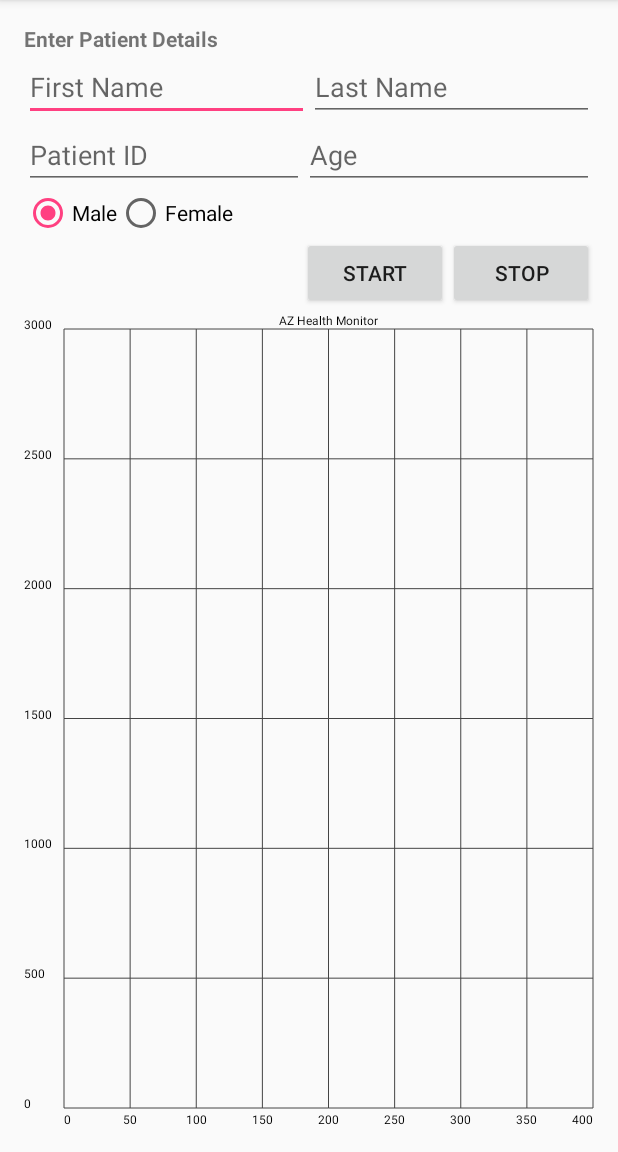
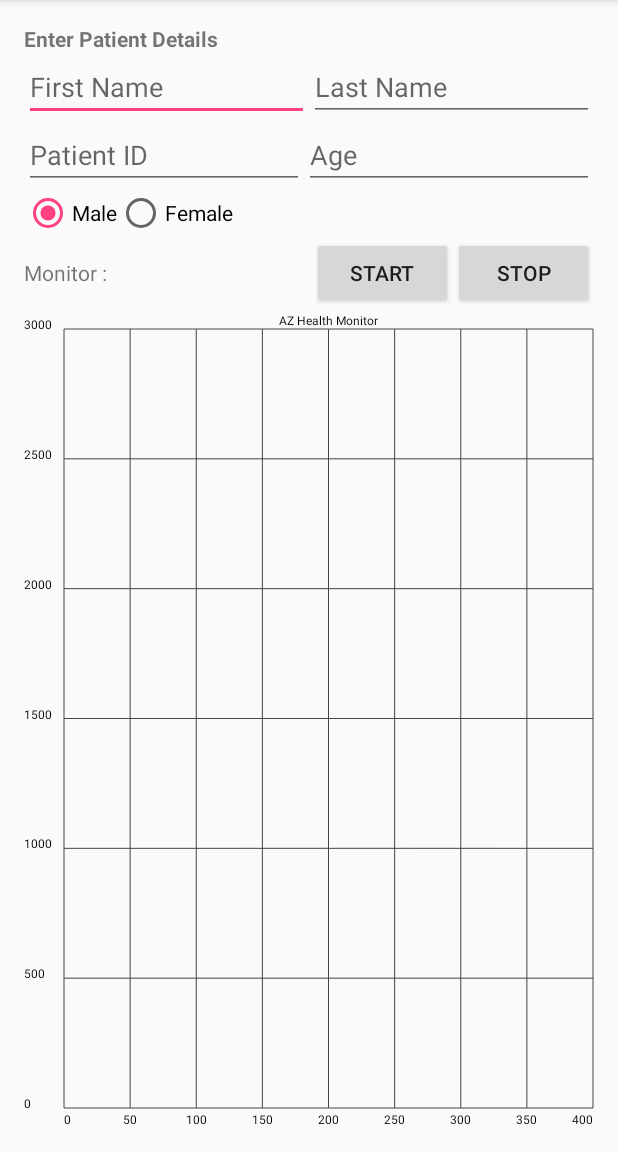
Before and after one commit to abhishekzambre/android, an Android app: the screen it shows after launch (MainActivity), after a tap on "START", on a phone screen of 412 x 824 dp, the part 84-1236 px from its top. Run offline under Robolectric (Android 15) with nearby library versions, the phone set to English and light mode, and no system bars.

Commit message:
CSE535 : Mobile Computing
Assignment 01 : Health Monitoring UI

- Start/stop button fixed.
- Graph re-draw process changed to invalidate() and setValues().
- Added textView for monitor values.

```diff
--- a/AZHealthMonitor/app/src/main/java/me/abhishekz/azhealthmonitor/GraphView.java
+++ b/AZHealthMonitor/app/src/main/java/me/abhishekz/azhealthmonitor/GraphView.java
@@ -49,6 +49,7 @@ public class GraphView extends View {
     public void setValues(float[] newValues)
     {
         this.values = newValues;
+        paint = new Paint();
     }
 
     @Override
--- a/AZHealthMonitor/app/src/main/java/me/abhishekz/azhealthmonitor/MainActivity.java
+++ b/AZHealthMonitor/app/src/main/java/me/abhishekz/azhealthmonitor/MainActivity.java
@@ -27,13 +27,22 @@ public class MainActivity extends AppCompatActivity {
     GraphView graphView, clearView;
     ViewGroup layout;
 
+    TextView textView;
+
+    SensorManager mySensorManager;
+    Sensor LightSensor;
+
     @Override
     protected void onCreate(Bundle savedInstanceState) {
         super.onCreate(savedInstanceState);
         setContentView(R.layout.activity_main);
+    }
 
-        SensorManager mySensorManager = (SensorManager) getSystemService(SENSOR_SERVICE);
-        Sensor LightSensor = mySensorManager.getDefaultSensor(Sensor.TYPE_LIGHT);
+    public void displayGraph(View view) {
+        layout = (ViewGroup) findViewById(R.id.graphLayout);
+
+        mySensorManager = (SensorManager) getSystemService(SENSOR_SERVICE);
+        LightSensor = mySensorManager.getDefaultSensor(Sensor.TYPE_LIGHT);
 
         if (LightSensor != null) {
             mySensorManager.registerListener(LightSensorListener,
@@ -41,10 +50,6 @@ public class MainActivity extends AppCompatActivity {
                     SensorManager.SENSOR_DELAY_NORMAL);
 
         }
-    }
-
-    public void displayGraph(View view) {
-        layout = (ViewGroup) findViewById(R.id.graphLayout);
 
         graphView = new GraphView(this, values, "AZ Health Monitor",horlabels, verlabels, GraphView.LINE);
         graphView.setLayoutParams(new ViewGroup.LayoutParams(ViewGroup.LayoutParams.MATCH_PARENT, ViewGroup.LayoutParams.MATCH_PARENT));
@@ -59,6 +64,9 @@ public class MainActivity extends AppCompatActivity {
         clearView.setLayoutParams(new ViewGroup.LayoutParams(ViewGroup.LayoutParams.MATCH_PARENT, ViewGroup.LayoutParams.MATCH_PARENT));
         layout.removeAllViews();
         layout.addView(clearView);
+
+        mySensorManager.unregisterListener(LightSensorListener,mySensorManager.getDefaultSensor(Sensor.TYPE_LIGHT));
+        textView.setText("Monitor :       ");
     }
 
     public boolean onCreateOptionsMenu(Menu menu) {
@@ -89,11 +97,11 @@ public class MainActivity extends AppCompatActivity {
         @Override
         public void onSensorChanged(SensorEvent event) {
             if (event.sensor.getType() == Sensor.TYPE_LIGHT) {
-                TextView textView = (TextView) findViewById(R.id.textView);
-                textView.setText("Enter Patient Details : " + String.valueOf(event.values[0]));
+                textView = (TextView) findViewById(R.id.textView2);
+                textView.setText("Monitor : " + String.valueOf(event.values[0]));
                 replaceQueue(event.values[0]);
-                Button b = (Button) findViewById(R.id.button);
-                b.performClick();
+                graphView.invalidate();
+                graphView.setValues(values);
             }
 
         }
--- a/AZHealthMonitor/app/src/main/res/layout/activity_main.xml
+++ b/AZHealthMonitor/app/src/main/res/layout/activity_main.xml
@@ -109,7 +109,8 @@
                 android:layout_width="wrap_content"
                 android:layout_height="wrap_content"
                 android:id="@+id/textView2"
-                android:layout_weight="20" />
+                android:layout_weight="20"
+                android:text="Monitor :      " />
 
             <Button
                 android:layout_width="wrap_content"
```
